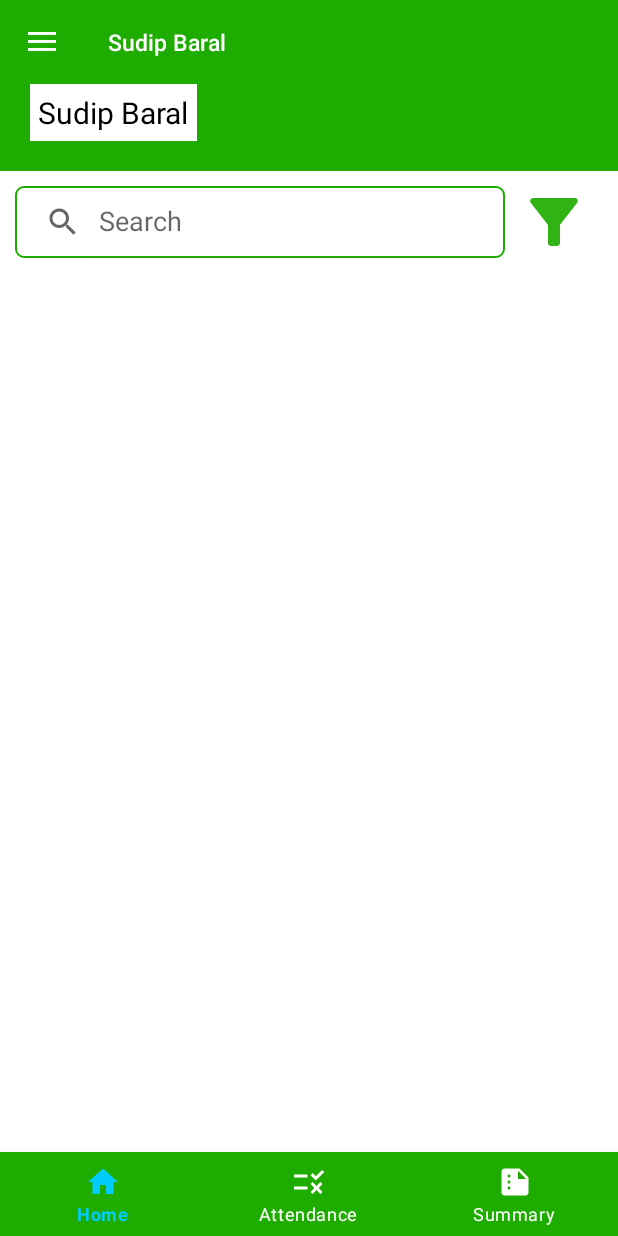
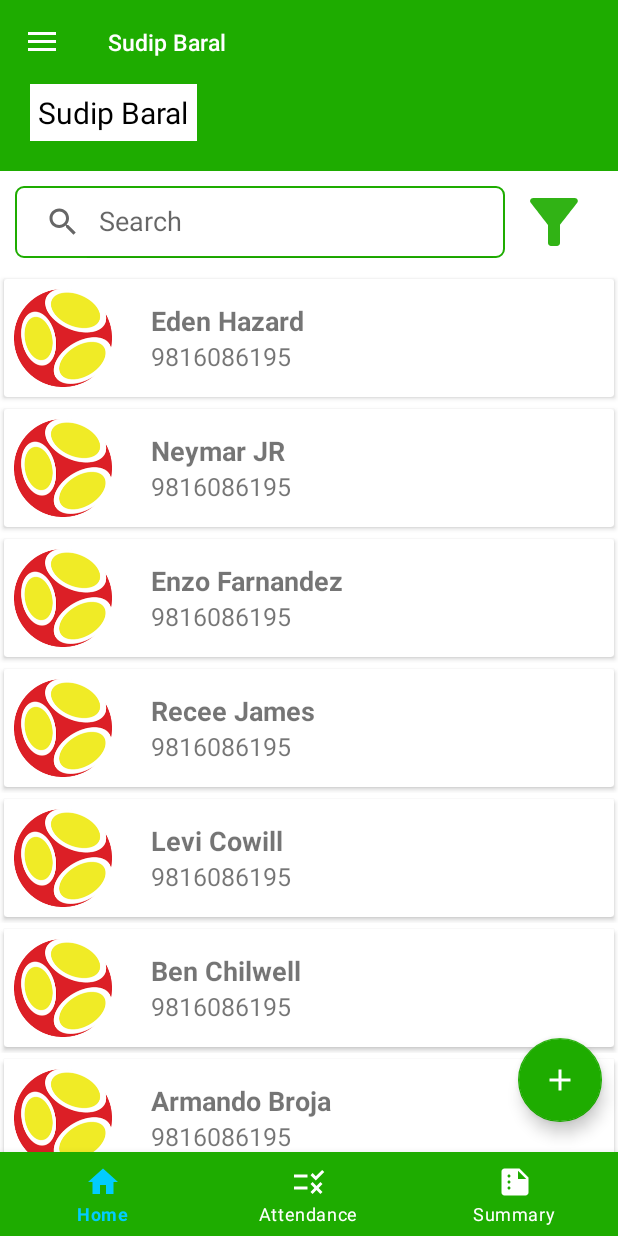
Before and after one commit to Tirtha-razz/WagePay, an Android app: the HomeFragment screen opened directly, with no data from a screen before it, on a phone screen of 412 x 824 dp. Run offline under Robolectric (Android 15) with nearby library versions, the phone set to English and light mode, and no system bars; our stand-ins replace sdp/ssp sizes.

Commit message:
home fragment completed & floating button added

```diff
--- a/app/src/main/java/com/example/wagepay/HomeFragment.java
+++ b/app/src/main/java/com/example/wagepay/HomeFragment.java
@@ -2,19 +2,88 @@ package com.example.wagepay;
 
 import android.os.Bundle;
 
+import androidx.appcompat.widget.SearchView;
 import androidx.fragment.app.Fragment;
+import androidx.recyclerview.widget.LinearLayoutManager;
+import androidx.recyclerview.widget.RecyclerView;
 
 import android.view.LayoutInflater;
 import android.view.View;
 import android.view.ViewGroup;
+import android.widget.Toast;
+
+import java.util.ArrayList;
 
 
 public class HomeFragment extends Fragment {
-
+    ArrayList<WorkerRecyclerModel> arrDetails = new ArrayList<>();
+    WorkerRecyclerAdapter adapter;
+    SearchView searchView;
     @Override
     public View onCreateView(LayoutInflater inflater, ViewGroup container,
                              Bundle savedInstanceState) {
         // Inflate the layout for this fragment
-        return inflater.inflate(R.layout.fragment_home, container, false);
+        View view = inflater.inflate(R.layout.fragment_home, container, false);
+
+
+        //for searching
+        searchView = view.findViewById(R.id.searchView);
+        searchView.clearFocus();
+        searchView.setOnQueryTextListener(new SearchView.OnQueryTextListener() {
+            @Override
+            public boolean onQueryTextSubmit(String query) {
+                return false;
+            }
+
+            @Override
+            public boolean onQueryTextChange(String newText) {
+                filterList(newText);
+                return true;
+            }
+        });
+
+
+        //for recycler view of worker list
+        RecyclerView recyclerView = view.findViewById(R.id.worker_recyclerView);
+        recyclerView.setLayoutManager(new LinearLayoutManager(getContext()));
+
+        //clearing array
+        arrDetails.clear();
+
+        arrDetails.add(new WorkerRecyclerModel(R.drawable.profile_pic,"Eden Hazard","9816086195"));
+        arrDetails.add(new WorkerRecyclerModel(R.drawable.profile_pic,"Neymar JR","9816086195"));
+        arrDetails.add(new WorkerRecyclerModel(R.drawable.profile_pic,"Enzo Farnandez","9816086195"));
+        arrDetails.add(new WorkerRecyclerModel(R.drawable.profile_pic,"Recee James","9816086195"));
+        arrDetails.add(new WorkerRecyclerModel(R.drawable.profile_pic,"Levi Cowill","9816086195"));
+        arrDetails.add(new WorkerRecyclerModel(R.drawable.profile_pic,"Ben Chilwell","9816086195"));
+        arrDetails.add(new WorkerRecyclerModel(R.drawable.profile_pic,"Armando Broja","9816086195"));
+        arrDetails.add(new WorkerRecyclerModel(R.drawable.profile_pic,"Noni Madueke","9816086195"));
+        arrDetails.add(new WorkerRecyclerModel(R.drawable.profile_pic,"Christopher Nkunku","9816086195"));
+        arrDetails.add(new WorkerRecyclerModel(R.drawable.profile_pic,"Mykhaylo Mudryk","9816086195"));
+
+        adapter = new WorkerRecyclerAdapter(this,arrDetails);
+        recyclerView.setAdapter(adapter);
+
+
+
+        return view;
     }
+
+    private void filterList(String text) {
+        ArrayList<WorkerRecyclerModel> filteredList = new ArrayList<>();
+
+        for (WorkerRecyclerModel item : arrDetails){
+            if (item.getName().toLowerCase().contains(text.toLowerCase())){
+                filteredList.add(item);
+            }
+
+        }
+        if(filteredList.isEmpty()){
+            Toast.makeText(getContext(), "No data found", Toast.LENGTH_SHORT).show();
+        }
+        else {
+            adapter.setFilteredList(filteredList);
+        }
+    }
+
 }
--- a/app/src/main/java/com/example/wagepay/MainActivity.java
+++ b/app/src/main/java/com/example/wagepay/MainActivity.java
@@ -70,7 +70,7 @@ public class MainActivity extends AppCompatActivity implements NavigationView.On
         toolbar = findViewById(R.id.toolbar);
         bottomNavigationView = findViewById(R.id.bottomNav);
 
-
+        //
 
         // toolbar
         setSupportActionBar(toolbar);
--- /dev/null
+++ b/app/src/main/java/com/example/wagepay/WorkerRecyclerAdapter.java
@@ -0,0 +1,62 @@
+package com.example.wagepay;
+
+import android.content.Context;
+import android.view.LayoutInflater;
+import android.view.View;
+import android.view.ViewGroup;
+import android.widget.ImageView;
+import android.widget.TextView;
+
+import androidx.annotation.NonNull;
+import androidx.recyclerview.widget.RecyclerView;
+
+import java.util.ArrayList;
+import java.util.List;
+
+public class WorkerRecyclerAdapter extends RecyclerView.Adapter<WorkerRecyclerAdapter.ViewHolder> {
+
+
+    HomeFragment context;
+    ArrayList<WorkerRecyclerModel> arrDetails;
+    ArrayList<WorkerRecyclerModel> filteredList;
+    WorkerRecyclerAdapter(HomeFragment context, ArrayList<WorkerRecyclerModel> arrDetails){
+        this.context = context;
+        this.arrDetails = arrDetails;
+    }
+
+    public void setFilteredList(ArrayList<WorkerRecyclerModel> filteredList){
+        this.arrDetails = filteredList;
+        notifyDataSetChanged();
+    }
+
+    @NonNull
+    @Override
+    public ViewHolder onCreateViewHolder(@NonNull ViewGroup parent, int viewType) {
+        View view = LayoutInflater.from(context.getContext()).inflate(R.layout.worker_rec_card_design, parent, false);
+        ViewHolder viewHolder = new ViewHolder(view);
+        return viewHolder;
+    }
+
+    @Override
+    public void onBindViewHolder(@NonNull ViewHolder holder, int position) {
+        holder.img.setImageResource(arrDetails.get(position).img);
+        holder.txtName.setText(arrDetails.get(position).name);
+        holder.txtPhone.setText(arrDetails.get(position).phone);
+    }
+
+    @Override
+    public int getItemCount() {
+        return arrDetails.size();
+    }
+
+    public class ViewHolder extends RecyclerView.ViewHolder {
+        TextView txtName, txtPhone;
+        ImageView img;
+        public ViewHolder(@NonNull View itemView) {
+            super(itemView);
+            txtName = itemView.findViewById(R.id.worker_name);
+            txtPhone = itemView.findViewById(R.id.worker_contact);
+            img = itemView.findViewById(R.id.worker_img);
+        }
+    }
+}
--- /dev/null
+++ b/app/src/main/java/com/example/wagepay/WorkerRecyclerModel.java
@@ -0,0 +1,16 @@
+package com.example.wagepay;
+
+public class WorkerRecyclerModel {
+    int img;
+    String name,phone;
+
+    public WorkerRecyclerModel(int img,String name, String phone) {
+        this.img = img;
+        this.name = name;
+        this.phone = phone;
+    }
+
+    public String getName() {
+        return name;
+    }
+}
--- /dev/null
+++ b/app/src/main/res/drawable/add_icon.xml
@@ -0,0 +1,5 @@
+<vector android:height="24dp" android:tint="#FFFFFF"
+    android:viewportHeight="24" android:viewportWidth="24"
+    android:width="24dp" xmlns:android="http://schemas.android.com/apk/res/android">
+    <path android:fillColor="@android:color/white" android:pathData="M19,13h-6v6h-2v-6H5v-2h6V5h2v6h6v2z"/>
+</vector>
--- a/app/src/main/res/layout/activity_main.xml
+++ b/app/src/main/res/layout/activity_main.xml
@@ -70,6 +70,19 @@
                />
         </LinearLayout>
 
+        <com.google.android.material.floatingactionbutton.FloatingActionButton
+            android:layout_width="wrap_content"
+            android:layout_height="wrap_content"
+            app:backgroundTint="@color/green"
+            app:tint="@color/white"
+            android:layout_marginBottom="20dp"
+            android:id="@+id/btnOpenDialog"
+            android:src="@drawable/add_icon"
+            android:layout_above="@+id/bottomNav"
+            android:layout_alignParentEnd="true"
+            android:layout_marginRight="@dimen/_8sdp"
+            />
+
 
         <com.google.android.material.bottomnavigation.BottomNavigationView
             android:layout_width="match_parent"
--- a/app/src/main/res/layout/fragment_attendance.xml
+++ b/app/src/main/res/layout/fragment_attendance.xml
@@ -12,4 +12,7 @@
         android:gravity="center"/>
 
 
+
+
+
 </FrameLayout>
--- a/app/src/main/res/layout/fragment_home.xml
+++ b/app/src/main/res/layout/fragment_home.xml
@@ -8,10 +8,17 @@
 
     <LinearLayout
         android:layout_width="match_parent"
+        android:layout_height="match_parent"
+        android:orientation="vertical">
+
+
+    <LinearLayout
+        android:layout_width="match_parent"
         android:layout_height="wrap_content"
         android:layout_margin="10dp">
 
         <androidx.appcompat.widget.SearchView
+            android:id="@+id/searchView"
             android:layout_width="0dp"
             android:layout_height="wrap_content"
             android:layout_weight="5"
@@ -25,6 +32,11 @@
             android:layout_weight="1"
             android:contentDescription="@string/filter"
             android:src="@drawable/filter_icon" />
+    </LinearLayout>
+        <androidx.recyclerview.widget.RecyclerView
+            android:layout_width="match_parent"
+            android:layout_height="match_parent"
+            android:id="@+id/worker_recyclerView"/>
 
     </LinearLayout>
 
--- /dev/null
+++ b/app/src/main/res/layout/worker_rec_card_design.xml
@@ -0,0 +1,59 @@
+<?xml version="1.0" encoding="utf-8"?>
+<LinearLayout xmlns:android="http://schemas.android.com/apk/res/android"
+    xmlns:app="http://schemas.android.com/apk/res-auto"
+    xmlns:tools="http://schemas.android.com/tools"
+    android:orientation="vertical"
+    android:layout_width="match_parent"
+    android:layout_height="wrap_content">
+
+    <androidx.cardview.widget.CardView
+        android:layout_width="match_parent"
+        android:layout_height="wrap_content"
+        app:cardUseCompatPadding="true">
+
+        <LinearLayout
+            android:layout_width="match_parent"
+            android:layout_height="wrap_content"
+            android:orientation="horizontal">
+
+            <ImageView
+                android:layout_width="@dimen/_50sdp"
+                android:layout_height="@dimen/_50sdp"
+                android:layout_margin="@dimen/_5sdp"
+                android:id="@+id/worker_img"
+                android:src="@drawable/profile_pic"
+                android:contentDescription="@string/profile_pic"/>
+            <LinearLayout
+                android:layout_width="match_parent"
+                android:layout_height="match_parent"
+                android:orientation="vertical"
+                android:gravity="center_vertical"
+                android:paddingHorizontal="@dimen/_15sdp">
+
+                <TextView
+                    android:layout_width="wrap_content"
+                    android:layout_height="wrap_content"
+                    android:id="@+id/worker_name"
+                    android:text="@string/user_name"
+                    android:textSize="@dimen/_14ssp"
+                    android:textStyle="bold"
+
+                    />
+                <TextView
+                    android:layout_width="wrap_content"
+                    android:layout_height="wrap_content"
+                    android:id="@+id/worker_contact"
+                    android:text="9800000000"
+                    android:textSize="@dimen/_13ssp"
+
+                    />
+
+
+            </LinearLayout>
+
+
+
+        </LinearLayout>
+    </androidx.cardview.widget.CardView>
+
+</LinearLayout>
```
